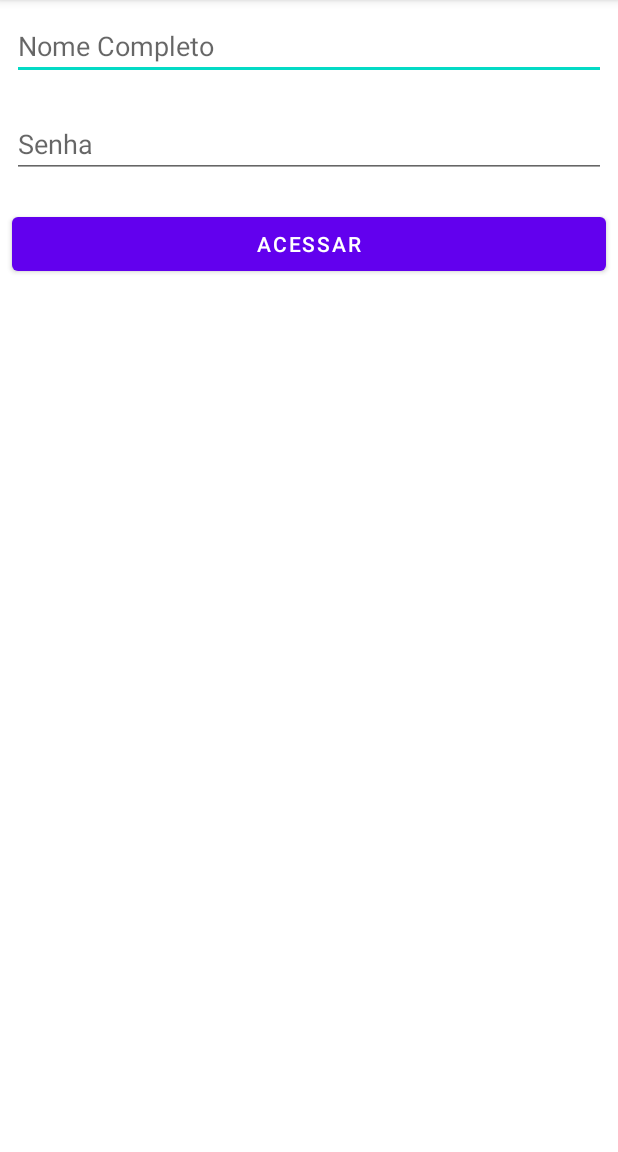
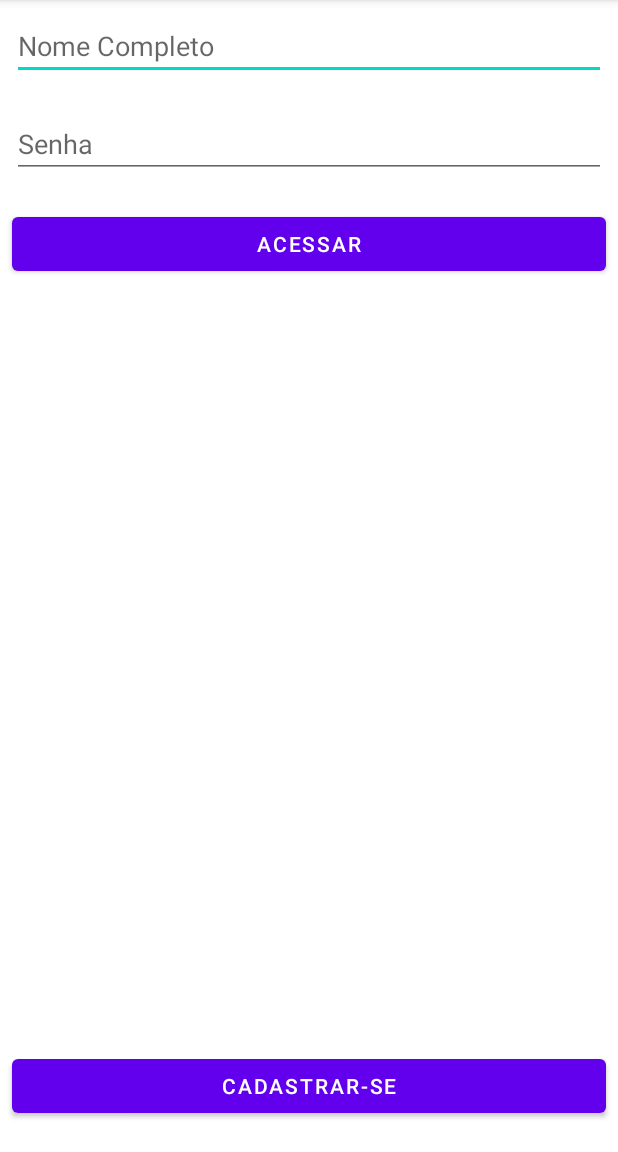
Before and after one commit to PhilippoRodrigues/aulas-android-interface, an Android app: the screen it shows after launch (MainActivity), on a phone screen of 412 x 824 dp, the part 84-1236 px from its top. Run offline under Robolectric (Android 15) with nearby library versions, the phone set to English and light mode, and no system bars.

Commit message:
ActivityResult

```diff
--- a/app/src/main/AndroidManifest.xml
+++ b/app/src/main/AndroidManifest.xml
@@ -9,7 +9,8 @@
         android:roundIcon="@mipmap/ic_launcher_round"
         android:supportsRtl="true"
         android:theme="@style/Theme.AndroidLoginSenha">
-        <activity android:name=".ResultadoImcActivity"></activity>
+        <activity android:name=".UsuarioCadastroActivity"></activity>
+        <activity android:name=".ResultadoImcActivity" />
         <activity android:name=".HomeActivity" />
         <activity android:name=".MainActivity">
             <intent-filter>
--- a/app/src/main/java/br/edu/infnet/androidloginsenha/HomeActivity.kt
+++ b/app/src/main/java/br/edu/infnet/androidloginsenha/HomeActivity.kt
@@ -1,5 +1,6 @@
 package br.edu.infnet.androidloginsenha
 
+import android.app.Activity
 import android.content.Intent
 import androidx.appcompat.app.AppCompatActivity
 import android.os.Bundle
@@ -37,5 +38,7 @@ class HomeActivity : AppCompatActivity() {
             alterResultadoImc.putExtra("usuario", usuario)
             startActivity(alterResultadoImc)
         }
+
+        setResult(Activity.RESULT_OK)
     }
 }
--- a/app/src/main/res/layout/activity_main.xml
+++ b/app/src/main/res/layout/activity_main.xml
@@ -47,4 +47,16 @@
         app:layout_constraintStart_toStartOf="parent"
         app:layout_constraintTop_toBottomOf="@+id/editTextUsuarioSenha" />
 
+    <Button
+        android:id="@+id/btnCadastrarse"
+        android:layout_width="0dp"
+        android:layout_height="wrap_content"
+        android:layout_marginStart="8dp"
+        android:layout_marginEnd="8dp"
+        android:layout_marginBottom="20dp"
+        android:text="Cadastrar-se"
+        app:layout_constraintBottom_toBottomOf="parent"
+        app:layout_constraintEnd_toEndOf="parent"
+        app:layout_constraintStart_toStartOf="parent" />
+
 </androidx.constraintlayout.widget.ConstraintLayout>
```
Also changed, not shown: app/src/main/java/br/edu/infnet/androidloginsenha/MainActivity.kt (+43 -1 lines), app/src/main/java/br/edu/infnet/androidloginsenha/UsuarioCadastroActivity.kt (added, +38 -0 lines), app/src/main/res/layout/activity_usuario_cadastro.xml (added, +34 -0 lines).
